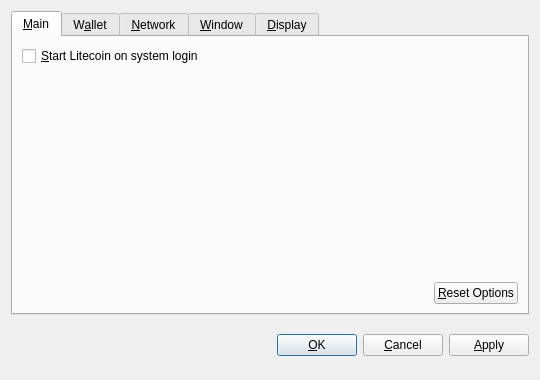
kraxis/hideyocoin, file src/qt/forms/optionsdialog.ui: the form before one commit.
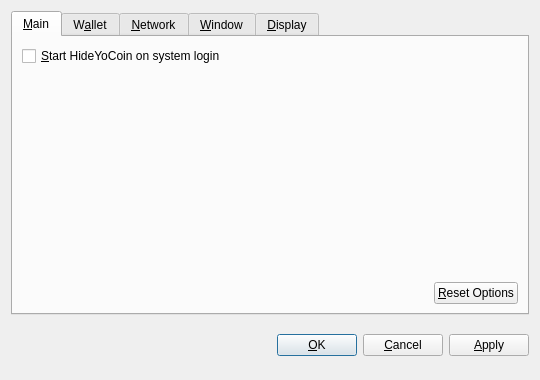
The form after the commit. Custom widgets are drawn as their Qt base class.

What changed in the file:
```diff
--- a/src/qt/forms/optionsdialog.ui
+++ b/src/qt/forms/optionsdialog.ui
@@ -36,7 +36,7 @@
           <string>Automatically start Litecoin after logging in to the system.</string>
          </property>
          <property name="text">
-          <string>&amp;Start Litecoin on system login</string>
+          <string>&amp;Start HideYoCoin on system login</string>
          </property>
         </widget>
        </item>
```
Left out of the diff: 10 changed lines with no effect on the pictures.
